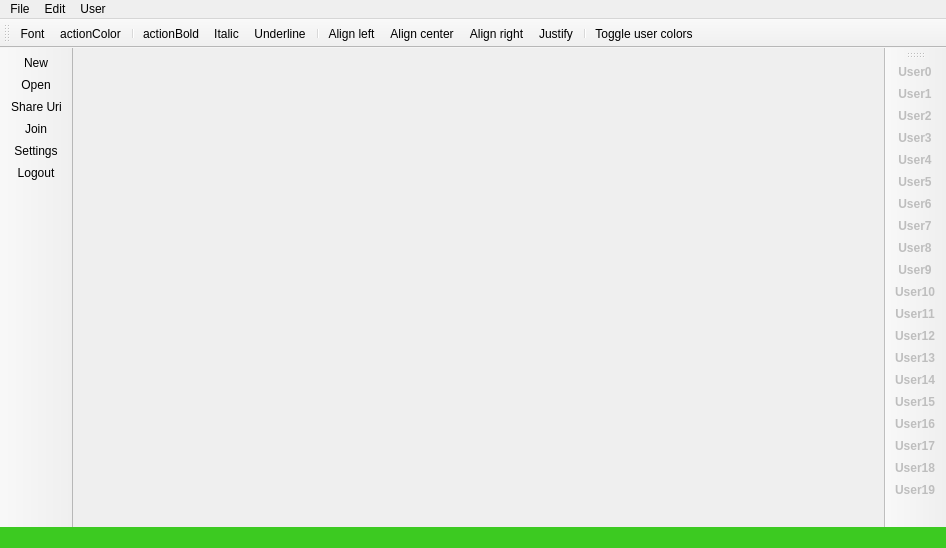
Before: the Qt Designer form client/MainWindow.ui in anphetamina/CoText, drawn with Qt 5.
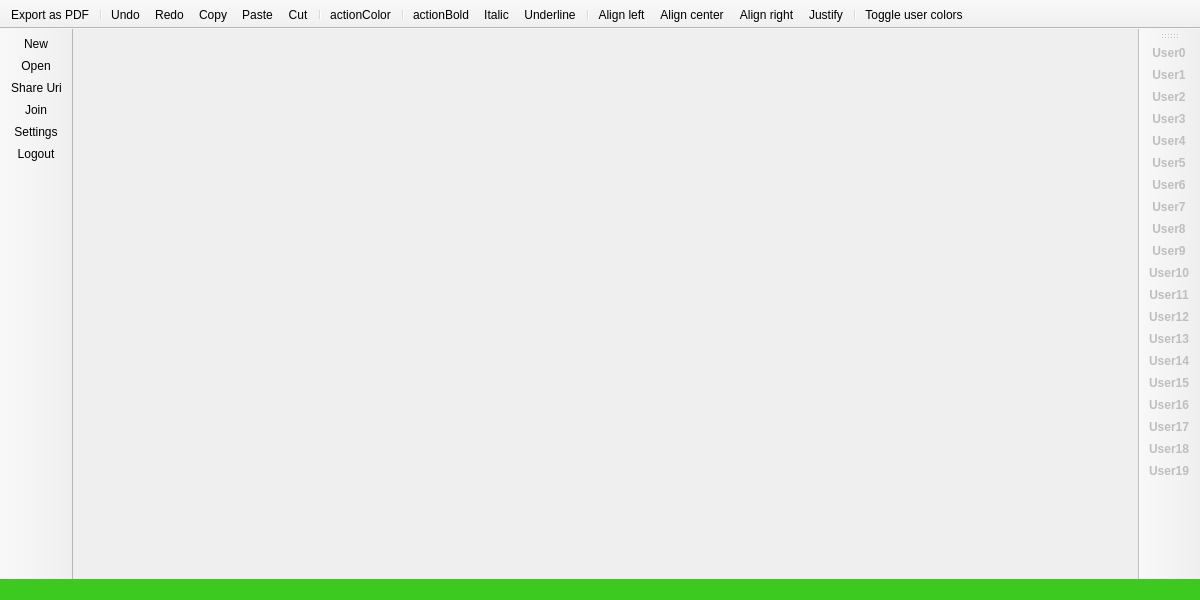
After: the same form once the commit is applied. Icons and pictures are not drawn.

Commit message: removed redundant central widget; added text edit actions in the top toolbar; increased main windows initial size; increased top toolbar icon size; removed top toolbar movable property; removed useless actions (replace, find, ...); removed top menu (redundant)

Diff of the .ui file:
```diff
--- a/client/MainWindow.ui
+++ b/client/MainWindow.ui
@@ -6,8 +6,8 @@
    <rect>
     <x>0</x>
     <y>0</y>
-    <width>946</width>
-    <height>548</height>
+    <width>1200</width>
+    <height>600</height>
    </rect>
   </property>
   <property name="sizePolicy">
@@ -43,63 +43,6 @@
   <property name="styleSheet">
    <string notr="true"/>
   </property>
-  <widget class="QWidget" name="centralwidget">
-   <property name="styleSheet">
-    <string notr="true"/>
-   </property>
-   <layout class="QHBoxLayout" name="horizontalLayout_3"/>
-  </widget>
-  <widget class="QMenuBar" name="menubar">
-   <property name="geometry">
-    <rect>
-     <x>0</x>
-     <y>0</y>
-     <width>946</width>
-     <height>26</height>
-    </rect>
-   </property>
-   <property name="palette">
-    <palette>
-     <active/>
-     <inactive/>
-     <disabled/>
-    </palette>
-   </property>
-   <property name="styleSheet">
-    <string notr="true"/>
-   </property>
-   <widget class="QMenu" name="menuFile">
-    <property name="title">
-     <string>File</string>
-    </property>
-    <addaction name="actionNew"/>
-    <addaction name="actionPrintPDF"/>
-    <addaction name="actionShare_Uri"/>
-    <addaction name="separator"/>
-   </widget>
-   <widget class="QMenu" name="menuEdit">
-    <property name="title">
-     <string>Edit</string>
-    </property>
-    <addaction name="actionUndo"/>
-    <addaction name="actionCopy"/>
-    <addaction name="actionPaste"/>
-    <addaction name="actionCut"/>
-    <addaction name="actionFind"/>
-    <addaction name="actionReplace"/>
-    <addaction name="actionRedo"/>
-   </widget>
-   <widget class="QMenu" name="menuUser">
-    <property name="title">
-     <string>User</string>
-    </property>
-    <addaction name="actionLogout"/>
-    <addaction name="actionSettings"/>
-   </widget>
-   <addaction name="menuFile"/>
-   <addaction name="menuEdit"/>
-   <addaction name="menuUser"/>
-  </widget>
   <widget class="QStatusBar" name="statusbar">
    <property name="maximumSize">
     <size>
@@ -112,6 +55,12 @@
    </property>
   </widget>
   <widget class="QToolBar" name="toolBar">
+   <property name="minimumSize">
+    <size>
+     <width>55</width>
+     <height>0</height>
+    </size>
+   </property>
    <property name="cursor">
     <cursorShape>ArrowCursor</cursorShape>
    </property>
@@ -180,13 +129,29 @@
    <property name="windowTitle">
     <string>mainToolBar</string>
    </property>
+   <property name="movable">
+    <bool>false</bool>
+   </property>
+   <property name="iconSize">
+    <size>
+     <width>42</width>
+     <height>42</height>
+    </size>
+   </property>
    <attribute name="toolBarArea">
     <enum>TopToolBarArea</enum>
    </attribute>
    <attribute name="toolBarBreak">
     <bool>false</bool>
    </attribute>
-   <addaction name="actionFont"/>
+   <addaction name="actionPrintPDF"/>
+   <addaction name="separator"/>
+   <addaction name="actionUndo"/>
+   <addaction name="actionRedo"/>
+   <addaction name="actionCopy"/>
+   <addaction name="actionPaste"/>
+   <addaction name="actionCut"/>
+   <addaction name="separator"/>
    <addaction name="actionTextColor"/>
    <addaction name="separator"/>
    <addaction name="actionBold"/>
@@ -460,18 +425,6 @@
     <string>Settings</string>
    </property>
   </action>
-  <action name="actionFont">
-   <property name="icon">
-    <iconset resource="Resources.qrc">
-     <normaloff>:/imgs/icons/noun_font_2669552.svg</normaloff>:/imgs/icons/noun_font_2669552.svg</iconset>
-   </property>
-   <property name="text">
-    <string>Font</string>
-   </property>
-   <property name="shortcut">
-    <string>Ctrl+F</string>
-   </property>
-  </action>
   <action name="actionItalic">
    <property name="checkable">
     <bool>true</bool>
```
Left out of the diff: 68 changed lines with no effect on the pictures.
